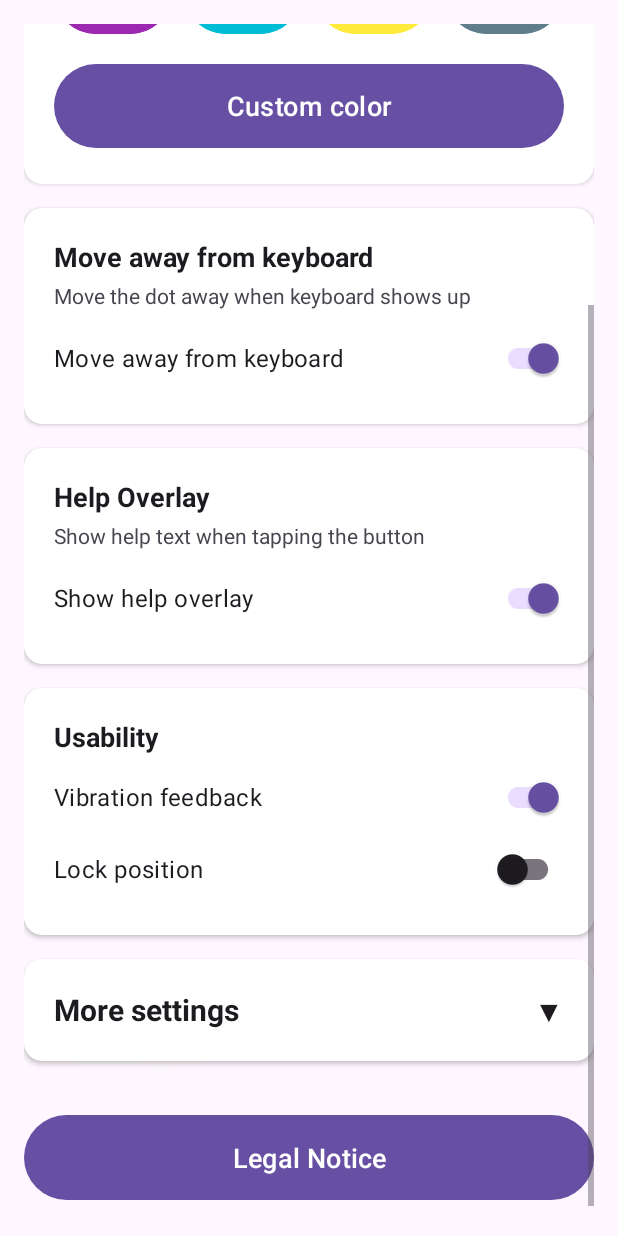
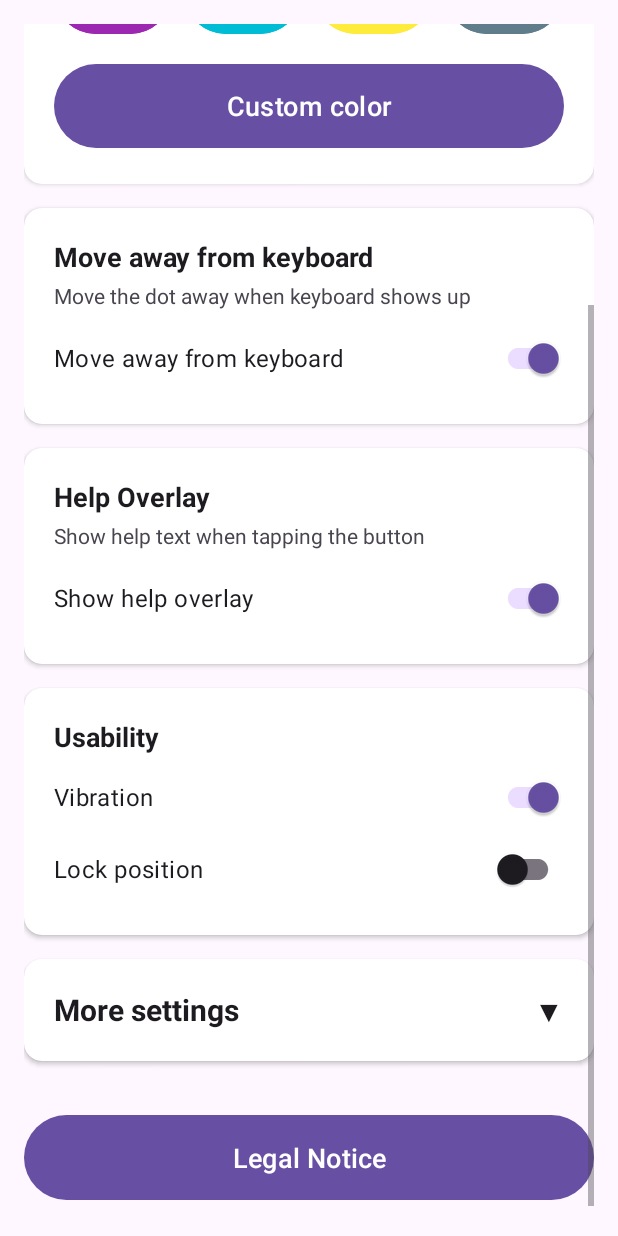
Before and after one commit to Stephan-Heuscher/Save-Home-Button, an Android app: the SettingsActivity screen opened directly, with no data from a screen before it, scrolled down 276 dp, on a phone screen of 412 x 824 dp. Run offline under Robolectric (Android 15) with nearby library versions, the phone set to English and light mode, and no system bars.

Commit message:
Rename 'Vibration feedback' to 'Vibration' in settings

```diff
--- a/app/src/main/res/values/strings.xml
+++ b/app/src/main/res/values/strings.xml
@@ -80,7 +80,7 @@
 
     <!-- Usability Settings -->
     <string name="usability_settings_title">Usability</string>
-    <string name="haptic_feedback">Vibration feedback</string>
+    <string name="haptic_feedback">Vibration</string>
     <string name="lock_position">Lock position</string>
     <string name="position_locked_message">Position is locked. Unlock in settings to move.</string>
 
```
